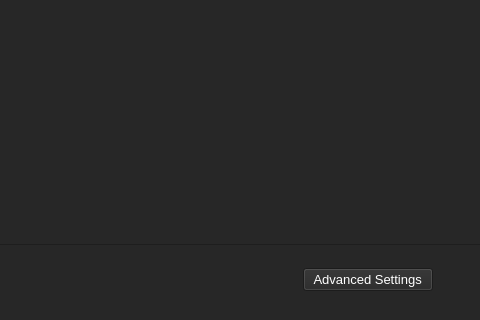
This is outside/views_ui/Outside_MainWindow.ui in Outsider-corp/OutsideYT as Qt 5 draws it before an edit; both pictures show x 354 to 834 and y 314 to 634 of the 1031 by 634 pixel window. The edited form follows.
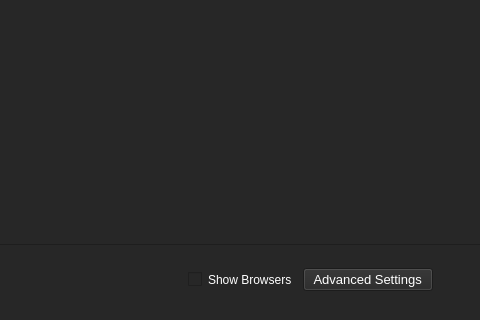
This is the edited form. The open tabs and pages were chosen to show the change.

Commit message: v1.2.0 watch page completed

Patch:
```diff
--- a/outside/views_ui/Outside_MainWindow.ui
+++ b/outside/views_ui/Outside_MainWindow.ui
@@ -671,6 +671,13 @@
             </property>
            </spacer>
           </item>
+          <item>
+           <widget class="QCheckBox" name="Watch_ShowBrowser_checkBox">
+            <property name="text">
+             <string>Show Browsers</string>
+            </property>
+           </widget>
+          </item>
           <item>
            <widget class="QPushButton" name="Watch_advanced_settings_Button">
             <property name="font">
```
The commit also changes 5 other files.
